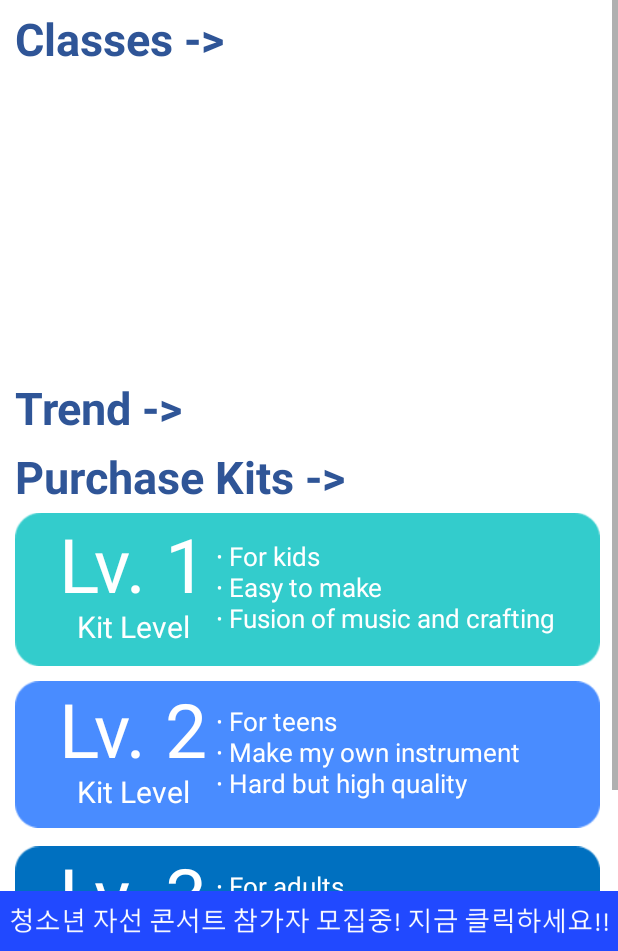
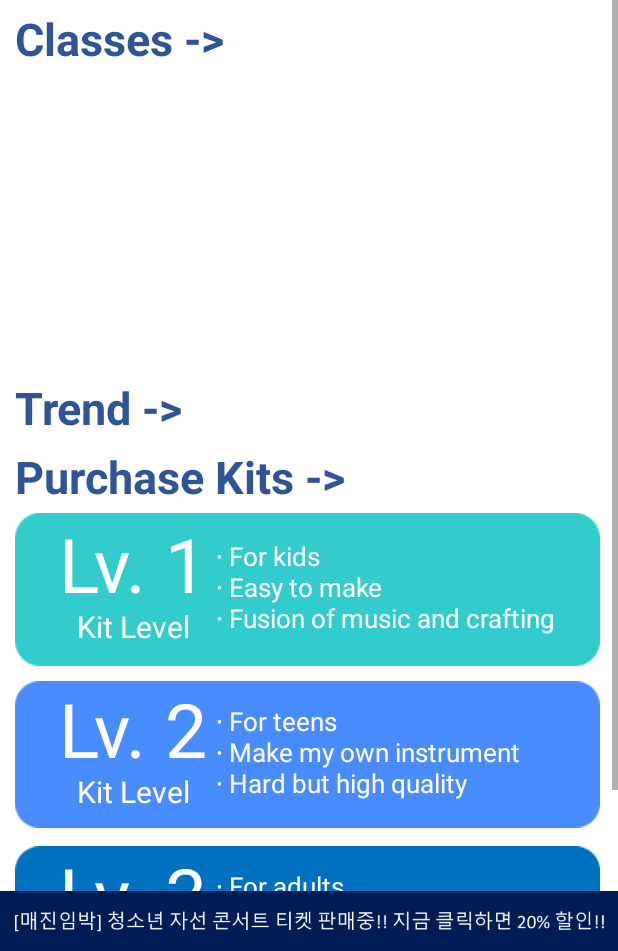
Before and after one commit to jhseo1107-archives/uptune-android, an Android app: the HomeActivity screen opened directly, with no data from a screen before it, on a phone screen of 412 x 824 dp, the part 285-1236 px from its top. Run offline under Robolectric (Android 15) with nearby library versions, the phone set to English and light mode, and no system bars; libraries missing offline, so code that uses them is left out: org.json.simple; 13 statements that could not run were skipped.

Commit message:
AdFakeColorChange

```diff
--- a/app/src/main/res/values/colors.xml
+++ b/app/src/main/res/values/colors.xml
@@ -12,5 +12,5 @@
     <color name="yellow">#ffff00</color>
     <color name="gray">#f2f2f2</color>
     <color name="thickgray">#303030</color>
-    <color name="adcolor">#2149FF</color>
+    <color name="adcolor">#001c55</color>
 </resources>
```
Also changed, not shown: app/src/main/res/drawable/adSample.png.
